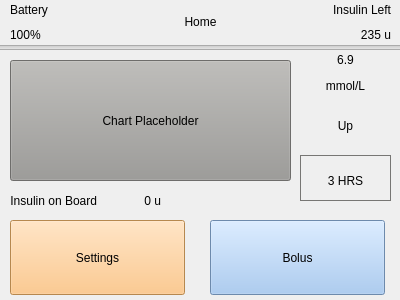
Before: the Qt Designer form screenhome.ui in KassemT76/COMP3004Team58Project, drawn with Qt 5.
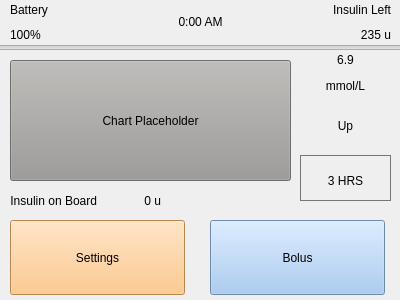
After: the same form once the commit is applied.

Patch:
```diff
--- a/screenhome.ui
+++ b/screenhome.ui
@@ -50,7 +50,7 @@
     <item>
      <widget class="QLabel" name="title">
       <property name="text">
-       <string>Home</string>
+       <string>0:00 AM</string>
       </property>
       <property name="alignment">
        <set>Qt::AlignCenter</set>
```
Left out of the diff: 2 changed lines with no effect on the pictures.
